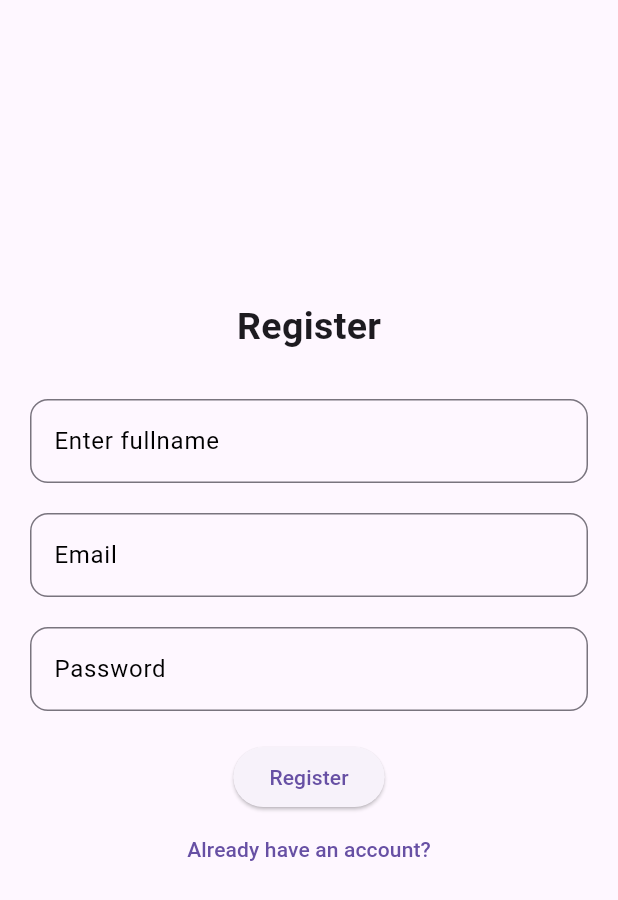
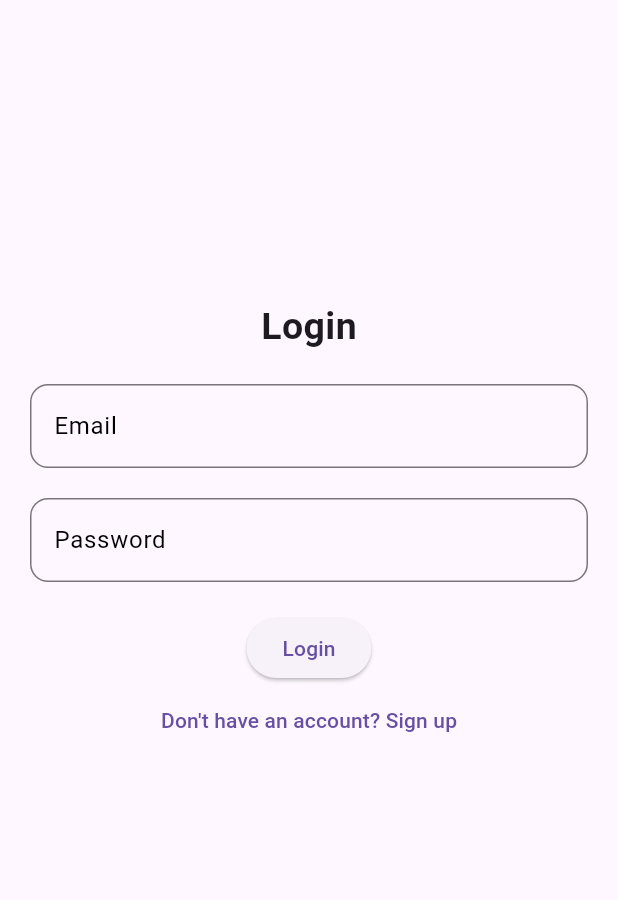
Before and after one commit to prabinrijal03/flutter_firebase, a Flutter app: the screen it shows after launch, on a phone screen of 412 x 824 dp. Shown: the top 900 px of the screen. Run offline on Flutter 3.47's test engine with Material 3 defaults, Android fonts, the phone set to English and light mode, and no system bars; our stand-ins replace firebase_auth, firebase_core; accounts and stored records are empty.

Commit message:
login/logout done

```diff
--- a/lib/main.dart
+++ b/lib/main.dart
@@ -1,7 +1,11 @@
+import 'package:firebase_auth/firebase_auth.dart';
 import 'package:firebase_core/firebase_core.dart';
 import 'package:flutter/material.dart';
+import 'package:flutter_practice/Services/firebase_auth_methods.dart';
 import 'package:flutter_practice/firebase_options.dart';
-import 'package:flutter_practice/register/login/register_details.dart';
+import 'package:flutter_practice/register/login/home_details.dart';
+import 'package:flutter_practice/register/login/login_details.dart';
+import 'package:provider/provider.dart';
 
 void main() async {
   WidgetsFlutterBinding.ensureInitialized();
@@ -14,9 +18,33 @@ class MyApp extends StatelessWidget {
 
   @override
   Widget build(BuildContext context) {
-    return const MaterialApp(
-      debugShowCheckedModeBanner: false,
-      home: Registeration(),
+    return MultiProvider(
+      providers: [
+        Provider<FirebaseAuthMethods>(
+          create: (_) => FirebaseAuthMethods(FirebaseAuth.instance),
+        ),
+        StreamProvider(
+            create: (context) => context.read<FirebaseAuthMethods>().authState,
+            initialData: null),
+      ],
+      child: const MaterialApp(
+        debugShowCheckedModeBanner: false,
+        home: AuthStateChanges(),
+      ),
     );
   }
 }
+
+class AuthStateChanges extends StatelessWidget {
+  const AuthStateChanges({super.key});
+
+  @override
+  Widget build(BuildContext context) {
+    final firebaseCurrentUser = context.watch<User?>();
+
+    if (firebaseCurrentUser != null) {
+      return const Home();
+    }
+    return const MyLogin();
+  }
+}
--- a/lib/register/login/login_details.dart
+++ b/lib/register/login/login_details.dart
@@ -1,4 +1,8 @@
 import 'package:flutter/material.dart';
+import 'package:flutter_practice/Services/firebase_auth_methods.dart';
+
+import 'package:flutter_practice/register/login/register_details.dart';
+import 'package:provider/provider.dart';
 
 class MyLogin extends StatefulWidget {
   const MyLogin({super.key});
@@ -8,8 +12,90 @@ class MyLogin extends StatefulWidget {
 }
 
 class _MyLoginState extends State<MyLogin> {
+  TextEditingController emailController = TextEditingController();
+
+  TextEditingController passwordController = TextEditingController();
+
+  void loginUser() async {
+    context.read<FirebaseAuthMethods>().LoginMethod(
+          email: emailController.text,
+          password: passwordController.text,
+          context: context,
+        );
+  }
+
   @override
   Widget build(BuildContext context) {
-    return Scaffold();
+    return Scaffold(
+      body: Padding(
+        padding: const EdgeInsets.only(top: 200, left: 20, right: 20),
+        child: SingleChildScrollView(
+          child: Column(
+            children: [
+              const Text(
+                "Login",
+                style: TextStyle(
+                  fontSize: 25,
+                  fontWeight: FontWeight.bold,
+                ),
+              ),
+              const SizedBox(
+                height: 20,
+              ),
+              TextFormField(
+                controller: emailController,
+                cursorColor: Colors.black,
+                decoration: const InputDecoration(
+                  labelText: "Email",
+                  labelStyle: TextStyle(color: Colors.black),
+                  border: OutlineInputBorder(
+                      borderRadius: BorderRadius.all(Radius.circular(12))),
+                  focusedBorder: OutlineInputBorder(
+                      borderRadius: BorderRadius.all(
+                        Radius.circular(12),
+                      ),
+                      borderSide: BorderSide(color: Colors.black, width: 2.0)),
+                ),
+              ),
+              const SizedBox(
+                height: 20,
+              ),
+              TextFormField(
+                controller: passwordController,
+                cursorColor: Colors.black,
+                decoration: const InputDecoration(
+                  labelText: "Password",
+                  labelStyle: TextStyle(color: Colors.black),
+                  border: OutlineInputBorder(
+                      borderRadius: BorderRadius.all(Radius.circular(12))),
+                  focusedBorder: OutlineInputBorder(
+                      borderRadius: BorderRadius.all(
+                        Radius.circular(12),
+                      ),
+                      borderSide: BorderSide(color: Colors.black, width: 2.0)),
+                ),
+              ),
+              const SizedBox(
+                height: 20,
+              ),
+              ElevatedButton(
+                onPressed: () {
+                  loginUser();
+                },
+                child: const Text("Login"),
+              ),
+              TextButton(
+                  onPressed: () {
+                    Navigator.push(
+                        context,
+                        MaterialPageRoute(
+                            builder: (context) => const Registeration()));
+                  },
+                  child: const Text("Don't have an account? Sign up"))
+            ],
+          ),
+        ),
+      ),
+    );
   }
 }
--- a/lib/register/login/register_details.dart
+++ b/lib/register/login/register_details.dart
@@ -1,8 +1,8 @@
-import 'package:firebase_auth/firebase_auth.dart';
 import 'package:flutter/material.dart';
 import 'package:flutter_practice/Services/firebase_auth_methods.dart';
-import 'package:flutter_practice/register/login/home_details.dart';
+
 import 'package:flutter_practice/register/login/login_details.dart';
+import 'package:provider/provider.dart';
 
 // ignore: must_be_immutable
 class Registeration extends StatefulWidget {
@@ -19,16 +19,13 @@ class _RegisterationState extends State<Registeration> {
 
   TextEditingController passwordController = TextEditingController();
 
-  FirebaseAuthMethods firebaseAuthMethods =
-      FirebaseAuthMethods(FirebaseAuth.instance);
-
   void signUpUser() async {
-    firebaseAuthMethods.signUpMethod(
-      fullname: fullNameController.text,
-      email: emailController.text,
-      password: passwordController.text,
-      context: context,
-    );
+    context.read<FirebaseAuthMethods>().signUpMethod(
+          fullname: fullNameController.text,
+          email: emailController.text,
+          password: passwordController.text,
+          context: context,
+        );
   }
 
   @override
@@ -105,7 +102,7 @@ class _RegisterationState extends State<Registeration> {
               ),
               ElevatedButton(
                 onPressed: () {
-                  signUpUser;
+                  signUpUser();
                 },
                 child: const Text("Register"),
               ),
--- a/pubspec.yaml
+++ b/pubspec.yaml
@@ -34,6 +34,7 @@ dependencies:
   shared_preferences: ^2.2.3
   firebase_core: ^2.30.1
   firebase_auth: ^4.19.4
+  provider: ^6.1.2
 
 
   # The following adds the Cupertino Icons font to your application.
```
Also changed, not shown: lib/Services/firebase_auth_methods.dart (+24 -5 lines), lib/register/login/home_details.dart (+20 -1 lines), pubspec.lock.
